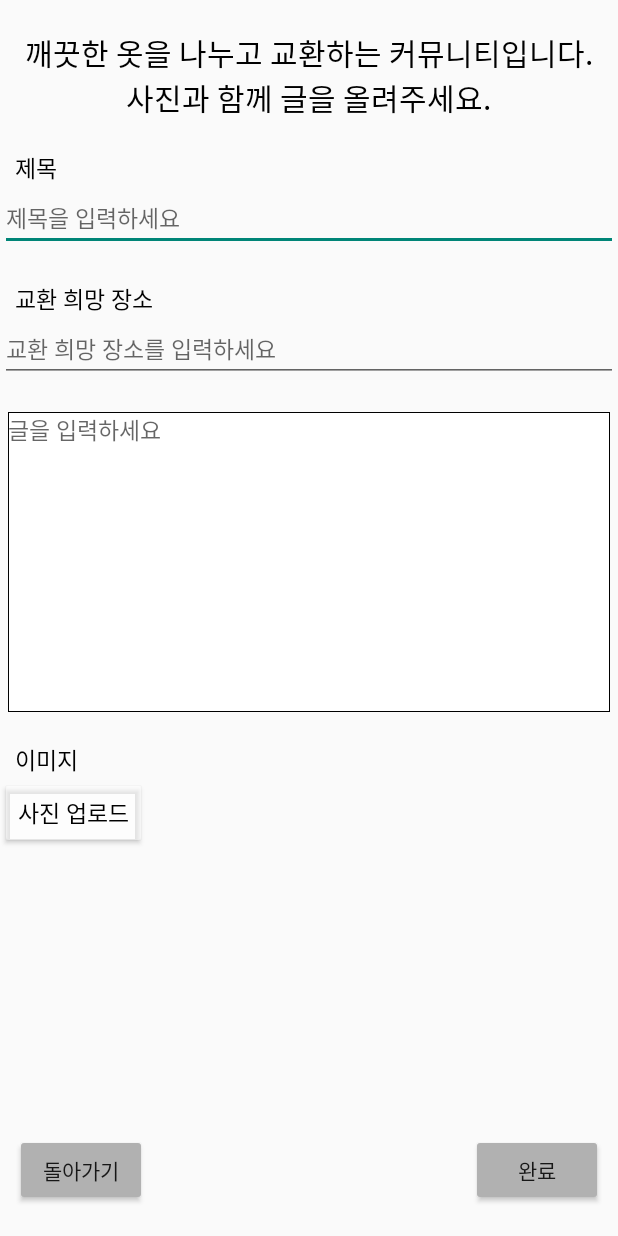
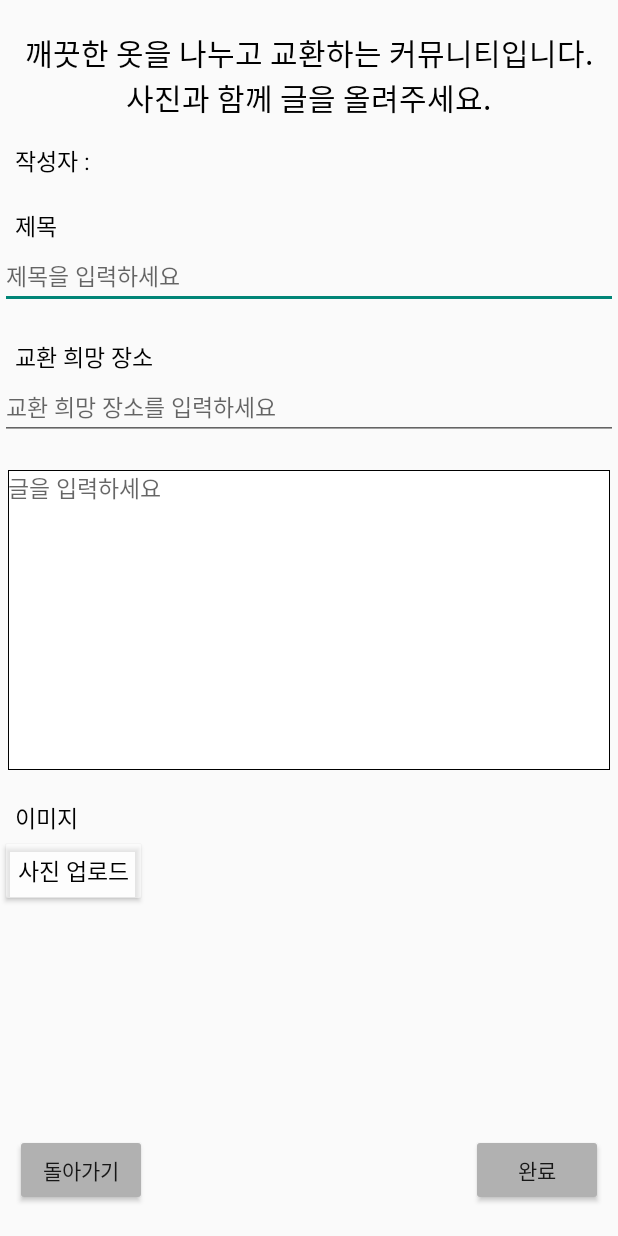
Before and after one commit to yeeyoung20/capstone, an Android app: the CommunityWrite screen opened directly, with no data from a screen before it, on a phone screen of 412 x 824 dp. Run offline under Robolectric (Android 15) with nearby library versions, the phone set to English and light mode, and no system bars; our stand-ins replace Firebase (no records; nobody signed in at launch, a user with empty details on screens opened directly).

```diff
--- a/app/src/main/java/com/example/ecoproject_android/CommunityDetail.kt
+++ b/app/src/main/java/com/example/ecoproject_android/CommunityDetail.kt
@@ -7,6 +7,7 @@ import android.widget.Button
 import android.widget.TextView
 import java.text.SimpleDateFormat
 import java.util.*
+
 
 class CommunityDetail : AppCompatActivity() {
 
@@ -20,12 +21,14 @@ class CommunityDetail : AppCompatActivity() {
         val changeTextView = findViewById<TextView>(R.id.change)
         val contentTextView = findViewById<TextView>(R.id.content)
         val dateTextView = findViewById<TextView>(R.id.date) // 날짜를 표시할 TextView
+        val userNickname = findViewById<TextView>(R.id.userNickname)
 
 
         // Intent에서 데이터 추출
         val title = intent.getStringExtra("title")
         val change = intent.getStringExtra("change")
         val content = intent.getStringExtra("content")
+        val Nickname = intent.getStringExtra("userNickname")
 
         val currentDate = SimpleDateFormat("yyyy-MM-dd", Locale.getDefault()).format(Date())
 
@@ -34,6 +37,7 @@ class CommunityDetail : AppCompatActivity() {
         titleTextView.text = title
         changeTextView.text = change
         contentTextView.text = content
+        userNickname.text = Nickname
 
         dateTextView.text = currentDate // 날짜를 TextView에 설정
 
--- a/app/src/main/java/com/example/ecoproject_android/CommunityMain.kt
+++ b/app/src/main/java/com/example/ecoproject_android/CommunityMain.kt
@@ -75,6 +75,7 @@ class CommunityMain : AppCompatActivity() {
                 intent.putExtra("title", post.title)
                 intent.putExtra("change", post.change)
                 intent.putExtra("content", post.content)
+                intent.putExtra("userNickname", post.userNickname)
                 startActivity(intent)
             }else{
                 builder.setMessage("로그인 후 이용해주세요!")
@@ -100,7 +101,7 @@ class CommunityMain : AppCompatActivity() {
                     val post = postSnapshot.getValue(Post::class.java)
                     post?.let {
                         postList.add(it)
-                        val data = "제목: ${it.title}\n교환희망장소: ${it.change}\n내용: ${it.content}"
+                        val data = "제목: ${it.title}\n 교환희망장소: ${it.change}\n 작성자: ${it.userNickname}"
                         adapter.add(data)
                     }
                 }
@@ -129,6 +130,7 @@ class CommunityMain : AppCompatActivity() {
 
 data class Post(
     val email: String? = null,
+    val userNickname: String? = null,
     val title: String? = null,
     val change: String? = null,
     val content: String? = null
--- a/app/src/main/java/com/example/ecoproject_android/CommunityWrite.kt
+++ b/app/src/main/java/com/example/ecoproject_android/CommunityWrite.kt
@@ -5,9 +5,11 @@ import androidx.appcompat.app.AppCompatActivity
 import android.os.Bundle
 import android.widget.Button
 import android.widget.EditText
+import android.widget.TextView
 import android.widget.Toast
 import com.google.firebase.auth.FirebaseAuth
-import com.google.firebase.database.FirebaseDatabase
+import com.google.firebase.database.*
+import kotlin.collections.Map
 
 class CommunityWrite : AppCompatActivity() {
     private lateinit var auth: FirebaseAuth
@@ -22,6 +24,7 @@ class CommunityWrite : AppCompatActivity() {
         val change=findViewById<EditText>(R.id.change)
         val content=findViewById<EditText>(R.id.content)
         val done=findViewById<Button>(R.id.done)
+        val userNickname=findViewById<TextView>(R.id.userNickname)
 
         auth = FirebaseAuth.getInstance()
         database = FirebaseDatabase.getInstance()
@@ -29,6 +32,34 @@ class CommunityWrite : AppCompatActivity() {
 
         //뒤로가기
         back.setOnClickListener{finish()}
+
+        val user = auth.currentUser
+
+        val database: FirebaseDatabase = FirebaseDatabase.getInstance()
+        val usersRef: DatabaseReference = database.getReference("users")
+
+        if (user != null) {
+            val email = user.email
+
+            // 닉네임을 가져오기 위해 해당 사용자의 데이터를 조회합니다.
+            usersRef.orderByChild("email").equalTo(user.email).addListenerForSingleValueEvent(object :
+                ValueEventListener {
+                override fun onDataChange(dataSnapshot: DataSnapshot) {
+                    // 해당 사용자의 데이터가 존재하는 경우
+                    if (dataSnapshot.exists()) {
+                        for (snapshot in dataSnapshot.children) {
+                            val userMap: Map<String, String> = snapshot.getValue() as Map<String, String>
+                            val nickname = userMap["userNickname"]
+                            userNickname.text = nickname
+                        }
+                    }
+                }
+
+                override fun onCancelled(databaseError: DatabaseError) {
+                    // 조회 중 에러가 발생한 경우
+                    // 에러 처리 로직을 추가하세요.
+                }
+            })
 
         //글을 작성한 뒤 완료 버튼을 눌렀을 때 내용이 비어있으면 토스트메시지로 입력하라고 안내
         done.setOnClickListener {
@@ -44,9 +75,6 @@ class CommunityWrite : AppCompatActivity() {
             }else if(c.isEmpty()){
                 Toast.makeText(this,"내용을 입력하세요.", Toast.LENGTH_SHORT).show()
             }else{
-                val user = auth.currentUser
-                if (user != null) {
-                    val email = user.email
 
                 val postRef = database.getReference("posts").push()
                 val postId = postRef.key
@@ -54,25 +82,18 @@ class CommunityWrite : AppCompatActivity() {
                 if (postId != null) {
                     val post = mapOf(
                         "email" to email,
+                        "userNickname" to userNickname.text.toString(),
                         "title" to a,
                         "change" to b,
                         "content" to c
                     )
                     postRef.setValue(post)
                         .addOnSuccessListener {
-                                Toast.makeText(
-                                    this,
-                                    "게시물이 성공적으로 작성되었습니다.",
-                                    Toast.LENGTH_SHORT
-                                ).show()
+                            Toast.makeText(this, "게시물이 성공적으로 작성되었습니다.", Toast.LENGTH_SHORT).show()
                                 finish()
                             }
                             .addOnFailureListener {
-                                Toast.makeText(
-                                    this,
-                                    "게시물 작성에 실패했습니다. 다시 시도해주세요.",
-                                    Toast.LENGTH_SHORT
-                                ).show()
+                                Toast.makeText(this, "게시물 작성에 실패했습니다. 다시 시도해주세요.", Toast.LENGTH_SHORT).show()
                             }
                     }
                 }
--- a/app/src/main/res/layout/activity_community_write.xml
+++ b/app/src/main/res/layout/activity_community_write.xml
@@ -28,6 +28,27 @@
             android:layout_gravity="center"
             android:layout_width="wrap_content"
             android:layout_height="wrap_content" />
+
+        <LinearLayout
+            android:layout_width="match_parent"
+            android:layout_height="wrap_content"
+            android:orientation="horizontal"
+            android:layout_marginTop="15dp">
+            <TextView
+                android:text="작성자 : "
+                android:textSize="15dp"
+                android:textColor="#000"
+                android:layout_marginLeft="10dp"
+                android:layout_width="wrap_content"
+                android:layout_height="wrap_content" />
+
+            <TextView
+                android:id="@+id/userNickname"
+                android:textSize="15dp"
+                android:layout_width="match_parent"
+                android:layout_height="wrap_content" />
+        </LinearLayout>
+
 
         <!--제목-->
         <TextView
--- a/app/src/main/res/layout/activity_sign_up.xml
+++ b/app/src/main/res/layout/activity_sign_up.xml
@@ -77,7 +77,7 @@
     <TextView
         android:layout_width="wrap_content"
         android:layout_height="wrap_content"
-        android:text="닉네임"
+        android:text="* 닉네임"
         android:textSize="15dp"
         android:textColor="#000"
         android:paddingTop="10dp"
@@ -90,7 +90,7 @@
         android:layout_marginLeft="40dp"
         android:layout_marginRight="40dp"
         android:background="@drawable/signup_shadow"
-        android:elevation="5dp" />
+        android:elevation="5dp"/>
     <TextView
         android:layout_width="wrap_content"
         android:layout_height="wrap_content"
```
Also changed, not shown: app/src/main/java/com/example/ecoproject_android/MainActivityMorepage.kt (+27 -7 lines), app/src/main/java/com/example/ecoproject_android/MyInfoChange.kt (+35 -7 lines), app/src/main/java/com/example/ecoproject_android/SignUp.kt (+45 -28 lines), app/src/main/res/layout/activity_community_detail.xml (+22 -1 lines), app/src/main/res/layout/activity_main_more_page.xml (+1 -15 lines), app/src/main/res/layout/activity_my_info_change.xml (+6 -3 lines). Lines whose indentation alone changed are shown as unchanged.
